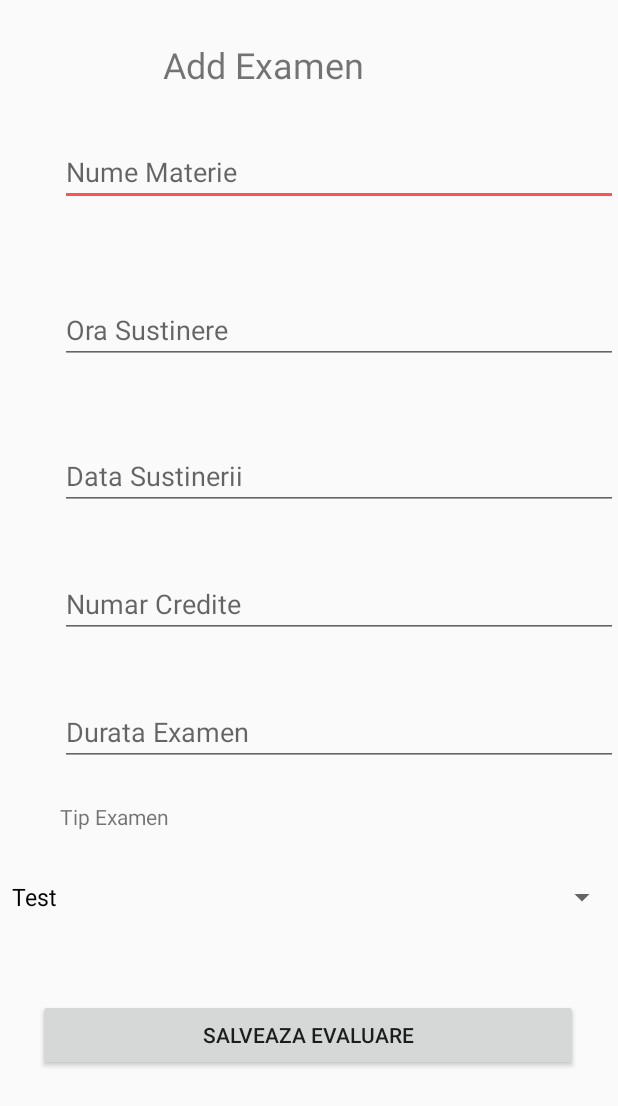
After one commit to alexmasala/DAM-Project, an Android app: the AddExamActivity screen opened directly, with no data from a screen before it, on a phone screen of 412 x 824 dp. The commit adds this screen. Shown: the top 1106 px of the screen. Run offline under Robolectric (Android 15) with nearby library versions, the phone set to English and light mode, and no system bars; our stand-ins replace Room's generated code; 1 statement that could not run was skipped.

Commit message:
AddExamActivity adaugat

```diff
--- a/app/src/main/AndroidManifest.xml
+++ b/app/src/main/AndroidManifest.xml
@@ -13,7 +13,8 @@
         android:supportsRtl="true"
         android:theme="@style/AppTheme"
         android:usesCleartextTraffic="true">
-        <activity android:name=".ExamListActivity"></activity>
+        <activity android:name=".AddExamActivity"></activity>
+        <activity android:name=".ExamListActivity" />
         <activity android:name=".StatisticsActivity" />
         <activity android:name=".RateActivity" />
         <activity android:name=".RegisterActivity" />
--- /dev/null
+++ b/app/src/main/java/ro/ase/proiect_draft/AddExamActivity.java
@@ -0,0 +1,162 @@
+package ro.ase.proiect_draft;
+
+import androidx.appcompat.app.AppCompatActivity;
+
+import android.content.Intent;
+import android.content.SharedPreferences;
+import android.os.Bundle;
+import android.view.View;
+import android.widget.ArrayAdapter;
+import android.widget.Button;
+import android.widget.EditText;
+import android.widget.RadioButton;
+import android.widget.RadioGroup;
+import android.widget.Spinner;
+import android.widget.Toast;
+
+import java.text.ParseException;
+import java.text.SimpleDateFormat;
+import java.util.Date;
+import java.util.Locale;
+import java.util.Random;
+
+import ro.ase.proiect_draft.database.DatabaseManager;
+
+public class AddExamActivity extends AppCompatActivity {
+
+    private Intent intent;
+    public static final String ADD_EXAM = "adaugaExamen";
+
+    @Override
+    protected void onCreate(Bundle savedInstanceState) {
+        super.onCreate(savedInstanceState);
+        setContentView(R.layout.activity_add_exam);
+
+        final Spinner spinner = findViewById(R.id.spinnerGenExam);
+
+        final EditText etnumeMaterie = findViewById(R.id.editNumeMaterie);
+        final EditText etnrCredite = findViewById(R.id.editTextNumarCredite);
+        final EditText etdataSustinere= findViewById(R.id.editTextDate);
+        final EditText etoraSustinere = findViewById(R.id.editTextOra);
+        final EditText etdurataExamen = findViewById(R.id.editTextDurataExam);
+
+
+        ArrayAdapter<CharSequence> adaptor = ArrayAdapter.createFromResource(this, R.array.tip_examen,
+                android.R.layout.simple_spinner_dropdown_item);
+
+        spinner.setAdapter(adaptor);
+
+        SharedPreferences preferences=getSharedPreferences("dateExam",0);
+        int id=preferences.getInt("id",0);
+        String numeMaterie=preferences.getString("materie",null);
+        int nrCredite=preferences.getInt("credite",0);
+        String dataSustinere=preferences.getString("data",null);
+        int durataExamen =preferences.getInt("durata",0);
+        String tipExamen=preferences.getString("tipExamen",null);
+        String ora=preferences.getString("ora",null);
+
+        Exam exam = new Exam(id, numeMaterie, nrCredite, tipExamen, new Date(), ora, durataExamen);
+        Toast.makeText(getApplicationContext(),exam.toString(),Toast.LENGTH_LONG).show();
+        final  String DATE_FORMAT = "dd/MM/yyyy";
+        intent = getIntent();
+
+        if(intent.hasExtra(EditExamActivity.EDIT_EXAM))
+        {
+            Exam ex = (Exam)intent.getSerializableExtra(EditExamActivity.EDIT_EXAM);
+            etnumeMaterie.setText(ex.getNumeMaterie());
+            etoraSustinere.setText(ex.getOra());
+            etdataSustinere.setText(new SimpleDateFormat(DATE_FORMAT, Locale.US).format(ex.getDataSustinere()));
+            etnrCredite.setText(ex.getNumarCredite());
+            etdurataExamen.setText(ex.getDurataOre());
+            ArrayAdapter<String> adapter1 = (ArrayAdapter<String>)spinner.getAdapter();
+            for(int i=0;i<adapter1.getCount();i++)
+                if(adapter1.getItem(i).toUpperCase().equals(ex.getTipExam().toUpperCase()))
+                {
+                    spinner.setSelection(i, true);
+                    break;
+                }
+        }
+
+
+        Button save = findViewById(R.id.buttonSave);
+        save.setOnClickListener(new View.OnClickListener() {
+            @Override
+            public void onClick(View view) {
+                if (etnumeMaterie.getText()==null || etnumeMaterie.getText().toString().isEmpty() ||
+                        etnumeMaterie.getText().toString().trim().isEmpty())
+                    etnumeMaterie.setError("Introduceti disciplina!");
+                else
+                if (etoraSustinere.getText()==null || etoraSustinere.getText().toString().isEmpty() ||
+                        etoraSustinere.getText().toString().trim().isEmpty())
+                    Toast.makeText(getApplicationContext(), "Introduceti autor!", Toast.LENGTH_LONG).show();
+                else
+                if (etdataSustinere.getText().toString().isEmpty())
+                    etdataSustinere.setError("Introduceti data!");
+                else
+                if (etnrCredite.getText().toString().isEmpty())
+                    etnrCredite.setError("Introduceti pretul!");
+                else
+                if (etdurataExamen.getText().toString().isEmpty())
+                    etdurataExamen.setError("Introduceti pretul!");
+
+                else
+                {
+                    //creare obiect Carte
+                    SimpleDateFormat sdf = new SimpleDateFormat(DATE_FORMAT, Locale.US);
+
+                    try {
+                        sdf.parse(etdataSustinere.getText().toString());
+
+                        String materie = etnumeMaterie.getText().toString();
+                        String ora = etoraSustinere.getText().toString();
+                        Date data = new Date(etdataSustinere.getText().toString());
+                        int numarCrdite = Integer.parseInt(etnrCredite.getText().toString());
+                        int durata = Integer.parseInt(etdataSustinere.getText().toString());
+                        String tip = spinner.getSelectedItem().toString().toUpperCase();
+
+
+
+                        DatabaseManager databaseManager = DatabaseManager.getInstance(getApplicationContext());
+                        Random random=new Random();
+                        Student stud=new Student(random.nextInt(49)+1,"Alexandru","Andra",
+                                "Csie",
+                                "Ie","andra@yahoo.com","vampir");
+
+                        Exam examInserat=new Exam(materie, numarCrdite, tip, data, ora, durata);
+
+
+
+                        examInserat.setForeignIdStudent((int)stud.getId());
+
+                        SharedPreferences dateExamen=getSharedPreferences("dateExam",0);
+                        SharedPreferences.Editor editor=dateExamen.edit();
+                        editor.putInt("id",examInserat.getId());
+                        editor.putString("materie",examInserat.getNumeMaterie());
+                        editor.putInt("credite", examInserat.getNumarCredite());
+                        editor.putString("data",examInserat.getDataSustinere().toString());
+                        editor.putInt("durata", examInserat.getDurataOre());
+                        editor.putString("tipExamen", examInserat.getTipExam());
+                        editor.putString("ora",examInserat.getOra());
+
+                        editor.apply();
+
+
+
+
+                        //Toast.makeText(getApplicationContext(), carte.toString(), Toast.LENGTH_LONG).show();
+                        intent.putExtra(ADD_EXAM, examInserat);
+                        setResult(RESULT_OK,intent);
+                        finish();
+
+                    } catch (ParseException e) {
+                        e.printStackTrace();
+
+                        Toast.makeText(getApplicationContext(), "Data invalida!", Toast.LENGTH_LONG).show();
+                    }
+
+
+                }
+            }
+        });
+    }
+}
--- a/app/src/main/java/ro/ase/proiect_draft/Student.java
+++ b/app/src/main/java/ro/ase/proiect_draft/Student.java
@@ -36,11 +36,11 @@ public class Student implements Serializable {
         this.password = password;
     }
 
-    public long getIdStudent() {
+    public long getId() {
         return id;
     }
 
-    public void setIdStudent(long idStudent) {
+    public void setId(long idStudent) {
         this.id = idStudent;
     }
 
--- /dev/null
+++ b/app/src/main/res/layout/activity_add_exam.xml
@@ -0,0 +1,108 @@
+<?xml version="1.0" encoding="utf-8"?>
+<androidx.constraintlayout.widget.ConstraintLayout xmlns:android="http://schemas.android.com/apk/res/android"
+    xmlns:app="http://schemas.android.com/apk/res-auto"
+    xmlns:tools="http://schemas.android.com/tools"
+    android:layout_width="match_parent"
+    android:layout_height="match_parent"
+    tools:context=".AddExamActivity">
+
+    <EditText
+        android:id="@+id/editNumeMaterie"
+        android:layout_width="match_parent"
+        android:layout_height="wrap_content"
+        android:layout_marginStart="40dp"
+        android:layout_marginTop="92dp"
+        android:ems="10"
+        android:hint="Nume Materie"
+        app:layout_constraintStart_toStartOf="parent"
+        app:layout_constraintTop_toTopOf="parent" />
+
+    <EditText
+        android:id="@+id/editTextOra"
+        android:layout_width="match_parent"
+        android:layout_height="wrap_content"
+        android:layout_marginStart="40dp"
+        android:layout_marginTop="60dp"
+        android:ems="10"
+        android:hint="Ora Sustinere"
+        app:layout_constraintStart_toStartOf="parent"
+        app:layout_constraintTop_toBottomOf="@+id/editNumeMaterie" />
+
+    <EditText
+        android:id="@+id/editTextDate"
+        android:layout_width="match_parent"
+        android:layout_height="wrap_content"
+        android:layout_marginStart="40dp"
+        android:layout_marginTop="52dp"
+        android:ems="10"
+        android:hint="Data Sustinerii"
+        app:layout_constraintStart_toStartOf="parent"
+        app:layout_constraintTop_toBottomOf="@+id/editTextOra" />
+
+    <EditText
+        android:id="@+id/editTextNumarCredite"
+        android:layout_width="match_parent"
+        android:layout_height="wrap_content"
+        android:layout_marginStart="40dp"
+        android:layout_marginTop="40dp"
+        android:ems="10"
+        android:hint="Numar Credite"
+        android:inputType="number"
+        app:layout_constraintStart_toStartOf="parent"
+        app:layout_constraintTop_toBottomOf="@+id/editTextDate" />
+
+    <EditText
+        android:id="@+id/editTextDurataExam"
+        android:layout_width="match_parent"
+        android:layout_height="wrap_content"
+        android:layout_marginStart="40dp"
+        android:layout_marginTop="40dp"
+        android:ems="10"
+        android:hint="Durata Examen"
+        android:inputType="number"
+        app:layout_constraintStart_toStartOf="parent"
+        app:layout_constraintTop_toBottomOf="@+id/editTextNumarCredite" />
+
+    <Spinner
+        android:id="@+id/spinnerGenExam"
+        android:layout_width="match_parent"
+        android:layout_height="wrap_content"
+        android:layout_marginTop="20dp"
+        app:layout_constraintStart_toStartOf="parent"
+        app:layout_constraintTop_toBottomOf="@+id/textViewExamen" />
+
+    <TextView
+        android:id="@+id/textViewExamen"
+        android:layout_width="wrap_content"
+        android:layout_height="wrap_content"
+        android:layout_marginStart="40dp"
+        android:layout_marginTop="24dp"
+        android:text="Tip Examen"
+        app:layout_constraintStart_toStartOf="parent"
+        app:layout_constraintTop_toBottomOf="@+id/editTextDurataExam" />
+
+
+    <Button
+        android:id="@+id/btnSaveExam"
+        android:layout_width="360dp"
+        android:layout_height="48dp"
+        android:text="Salveaza Evaluare"
+        app:layout_constraintBottom_toBottomOf="parent"
+        app:layout_constraintEnd_toEndOf="parent"
+        app:layout_constraintHorizontal_bias="0.49"
+        app:layout_constraintStart_toStartOf="parent"
+        app:layout_constraintTop_toBottomOf="@+id/spinnerGenExam"
+        app:layout_constraintVertical_bias="0.287" />
+
+    <TextView
+        android:id="@+id/tvAddExam"
+        android:layout_width="195dp"
+        android:layout_height="39dp"
+        android:text="Add Examen"
+        android:textSize="24sp"
+        app:layout_constraintBottom_toTopOf="@+id/editNumeMaterie"
+        app:layout_constraintEnd_toEndOf="parent"
+        app:layout_constraintStart_toStartOf="parent"
+        app:layout_constraintTop_toTopOf="parent" />
+
+</androidx.constraintlayout.widget.ConstraintLayout>
--- a/app/src/main/res/values/strings.xml
+++ b/app/src/main/res/values/strings.xml
@@ -56,4 +56,11 @@
         <item>Remind Me Later</item>
     </string-array>
 
+    <string-array name="tip_examen">
+        <item>Test</item>
+        <item>Partial</item>
+        <item>Verificare</item>
+        <item>Examen</item>
+    </string-array>
+
 </resources>
```
Also changed, not shown: app/src/main/java/ro/ase/proiect_draft/EditExamActivity.java (added, +10 -0 lines), app/src/main/java/ro/ase/proiect_draft/Exam.java (+20 -8 lines).
